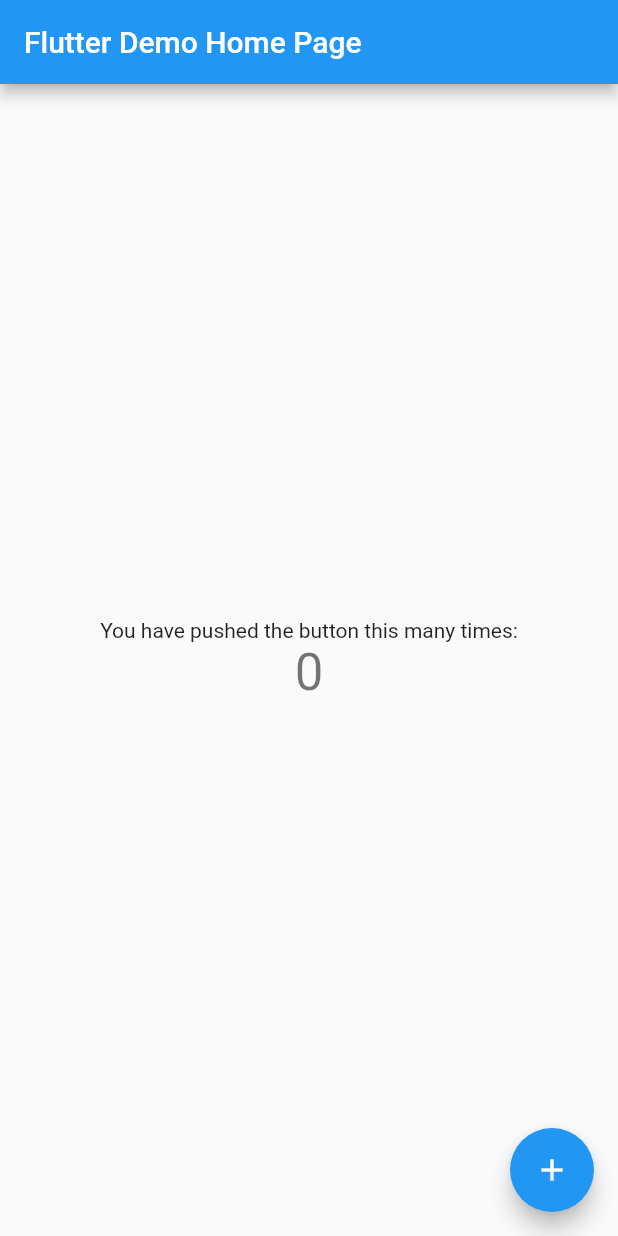
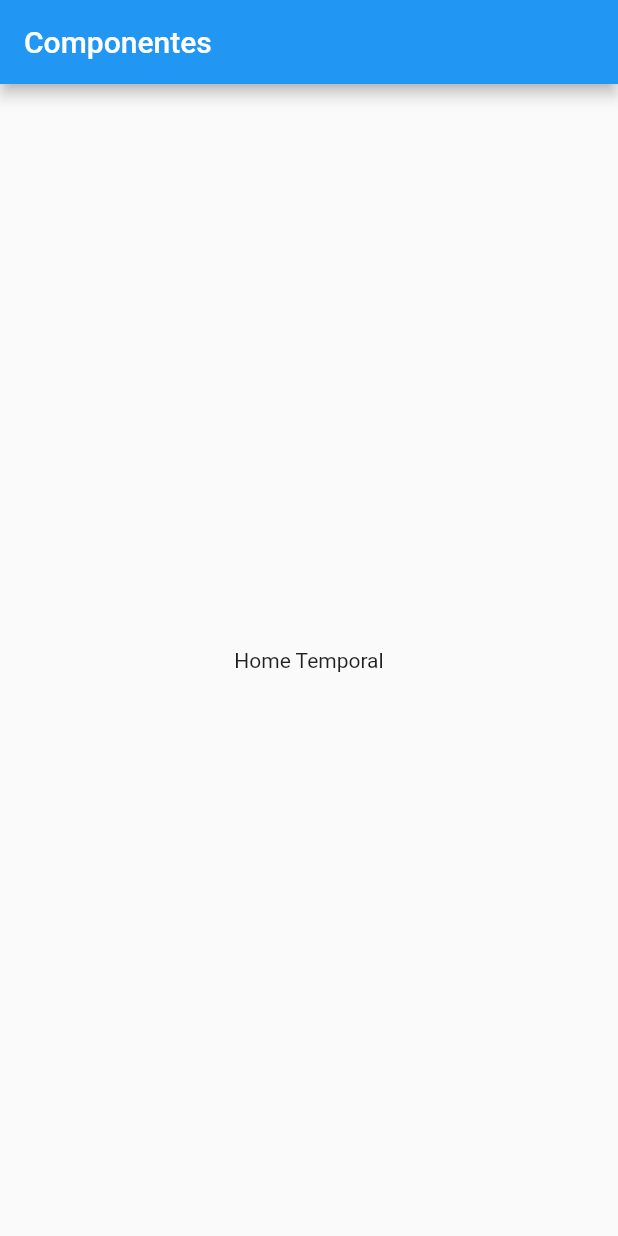
Before and after one commit to albaulab/Componentes-en-Flutter, a Flutter app: the screen it shows after launch, on a phone screen of 412 x 824 dp. Run offline on Flutter 3.47's test engine with Material 2 defaults, Android fonts, the phone set to English and light mode, and no system bars.

Commit message:
Creating a temporary home to create widgets

```diff
--- a/lib/main.dart
+++ b/lib/main.dart
@@ -1,111 +1,19 @@
+import 'package:componenetes/src/pages/home_temp.dart';
 import 'package:flutter/material.dart';
 
 void main() => runApp(MyApp());
 
 class MyApp extends StatelessWidget {
-  // This widget is the root of your application.
   @override
   Widget build(BuildContext context) {
     return MaterialApp(
-      title: 'Flutter Demo',
-      theme: ThemeData(
-        // This is the theme of your application.
-        //
-        // Try running your application with "flutter run". You'll see the
-        // application has a blue toolbar. Then, without quitting the app, try
-        // changing the primarySwatch below to Colors.green and then invoke
-        // "hot reload" (press "r" in the console where you ran "flutter run",
-        // or simply save your changes to "hot reload" in a Flutter IDE).
-        // Notice that the counter didn't reset back to zero; the application
-        // is not restarted.
-        primarySwatch: Colors.blue,
-      ),
-      home: MyHomePage(title: 'Flutter Demo Home Page'),
+      title: 'Componenetes',
+      debugShowCheckedModeBanner: false,
+      home: Scaffold(
+          appBar: AppBar(
+            title: Text('Componentes'),
+          ),
+          body: HomePagesTemps()),
     );
   }
 }
-
-class MyHomePage extends StatefulWidget {
-  MyHomePage({Key key, this.title}) : super(key: key);
-
-  // This widget is the home page of your application. It is stateful, meaning
-  // that it has a State object (defined below) that contains fields that affect
-  // how it looks.
-
-  // This class is the configuration for the state. It holds the values (in this
-  // case the title) provided by the parent (in this case the App widget) and
-  // used by the build method of the State. Fields in a Widget subclass are
-  // always marked "final".
-
-  final String title;
-
-  @override
-  _MyHomePageState createState() => _MyHomePageState();
-}
-
-class _MyHomePageState extends State<MyHomePage> {
-  int _counter = 0;
-
-  void _incrementCounter() {
-    setState(() {
-      // This call to setState tells the Flutter framework that something has
-      // changed in this State, which causes it to rerun the build method below
-      // so that the display can reflect the updated values. If we changed
-      // _counter without calling setState(), then the build method would not be
-      // called again, and so nothing would appear to happen.
-      _counter++;
-    });
-  }
-
-  @override
-  Widget build(BuildContext context) {
-    // This method is rerun every time setState is called, for instance as done
-    // by the _incrementCounter method above.
-    //
-    // The Flutter framework has been optimized to make rerunning build methods
-    // fast, so that you can just rebuild anything that needs updating rather
-    // than having to individually change instances of widgets.
-    return Scaffold(
-      appBar: AppBar(
-        // Here we take the value from the MyHomePage object that was created by
-        // the App.build method, and use it to set our appbar title.
-        title: Text(widget.title),
-      ),
-      body: Center(
-        // Center is a layout widget. It takes a single child and positions it
-        // in the middle of the parent.
-        child: Column(
-          // Column is also a layout widget. It takes a list of children and
-          // arranges them vertically. By default, it sizes itself to fit its
-          // children horizontally, and tries to be as tall as its parent.
-          //
-          // Invoke "debug painting" (press "p" in the console, choose the
-          // "Toggle Debug Paint" action from the Flutter Inspector in Android
-          // Studio, or the "Toggle Debug Paint" command in Visual Studio Code)
-          // to see the wireframe for each widget.
-          //
-          // Column has various properties to control how it sizes itself and
-          // how it positions its children. Here we use mainAxisAlignment to
-          // center the children vertically; the main axis here is the vertical
-          // axis because Columns are vertical (the cross axis would be
-          // horizontal).
-          mainAxisAlignment: MainAxisAlignment.center,
-          children: <Widget>[
-            Text(
-              'You have pushed the button this many times:',
-            ),
-            Text(
-              '$_counter',
-              style: Theme.of(context).textTheme.display1,
-            ),
-          ],
-        ),
-      ),
-      floatingActionButton: FloatingActionButton(
-        onPressed: _incrementCounter,
-        tooltip: 'Increment',
-        child: Icon(Icons.add),
-      ), // This trailing comma makes auto-formatting nicer for build methods.
-    );
-  }
-}
--- /dev/null
+++ b/lib/src/pages/home_temp.dart
@@ -0,0 +1,10 @@
+import 'package:flutter/cupertino.dart';
+
+class HomePagesTemps extends StatelessWidget {
+  @override
+  Widget build(BuildContext context) {
+    return Center(
+      child: Text("Home Temporal"),
+    );
+  }
+}
```
